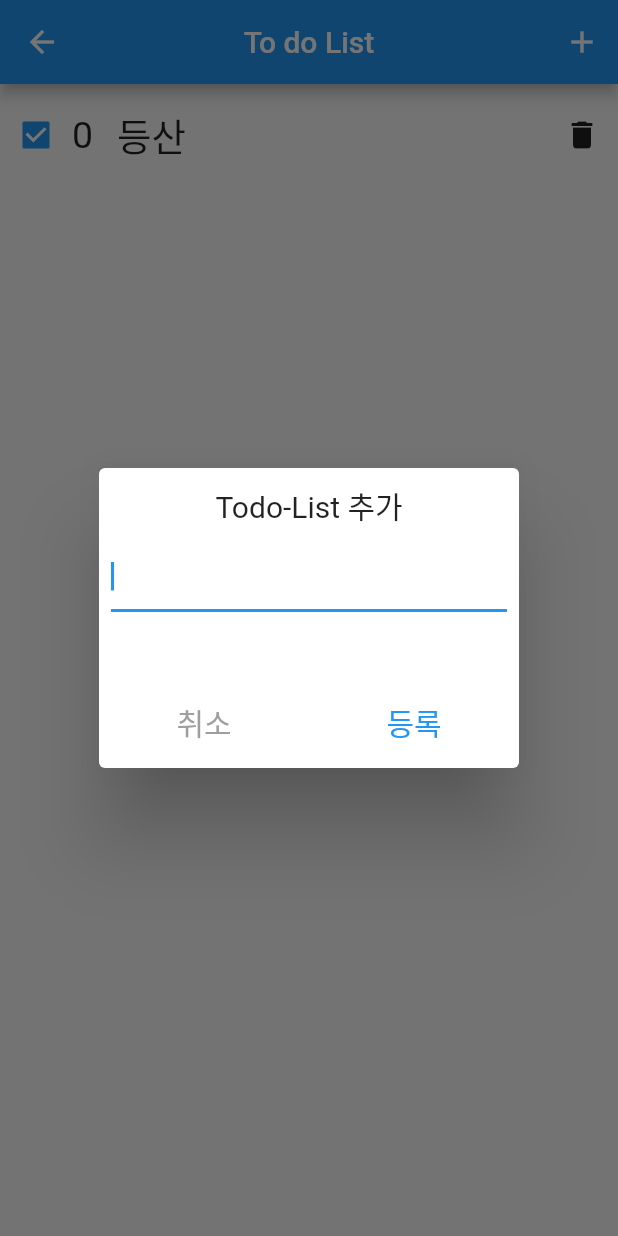
After one commit to CandleCutter/flutter_lecture_01, a Flutter app: the TodoScreen screen opened directly, after a tap on the "delete" icon, after a tap on the "add" icon, on a phone screen of 412 x 824 dp. The commit adds this screen. Run offline on Flutter 3.47's test engine with Material 2 defaults, Android fonts, the phone set to English and light mode, and no system bars.

Commit message:
news update

```diff
--- /dev/null
+++ b/lib/ch6/todo/08.todo_screen.dart
@@ -0,0 +1,171 @@
+import 'package:flutter/cupertino.dart';
+import 'package:flutter/material.dart';
+import 'package:flutter_lecture_01/ch6/todo/09.todo_model.dart';
+
+class TodoScreen extends StatefulWidget {
+  const TodoScreen({super.key});
+
+  @override
+  State<TodoScreen> createState() => _TodoScreenState();
+}
+
+class _TodoScreenState extends State<TodoScreen> {
+  List<TodoModel> todoList = [];
+  TextEditingController textEditingController = TextEditingController();
+
+  @override
+  void initState() {
+    todoList.add(TodoModel("산택", false));
+    todoList.add(TodoModel("등산", true));
+    print(todoList);
+    super.initState();
+  }
+
+  /// 상단 appbar, appbar 오른쪽 + 아이콘 버튼
+  /// + 클릭 : dialog 호출
+  /// body : singlechildScrollview
+  /// singlechildScrollview :
+  /// 함수 위젯 checkbox, 순번, name, 휴지통 아이콘 버튼
+
+  @override
+  Widget build(BuildContext context) {
+    return Scaffold(
+      appBar: AppBar(
+        centerTitle: true,
+        title: Text("To do List"),
+        actions: [
+          IconButton(
+            onPressed: () {
+              showDialog(
+                context: context,
+                builder: (context) {
+                  return _dialog();
+                },
+              ).then((value) {
+                print(value);
+                if (value == "") {
+                  return;
+                }
+                todoList.add(TodoModel(value, false));
+                setState(() {});
+              });
+            },
+            icon: const Icon(Icons.add),
+          ),
+        ],
+      ),
+      body: _body(),
+    );
+  }
+
+  Widget _body() {
+    return ListView.separated(
+      itemBuilder: (context, index) {
+        return _item(todoList[index], index);
+      },
+      separatorBuilder: (context, index) => Divider(
+        height: 1,
+        thickness: 1,
+        color: Colors.grey,
+      ),
+      itemCount: todoList.length,
+    );
+  }
+
+  Widget _item(TodoModel todoModel, int index) {
+    return Padding(
+      padding: const EdgeInsets.only(top: 10, bottom: 10),
+      child: Row(
+        children: [
+          Checkbox(
+            value: todoModel.complete,
+            onChanged: (value) {
+              todoModel.complete = value!;
+              setState(() {});
+              print(todoList);
+            },
+          ),
+          Text(
+            index.toString(),
+            style: TextStyle(fontSize: 25),
+          ),
+          const SizedBox(width: 16),
+          Expanded(
+              child: Text(
+            todoModel.name,
+            style: TextStyle(fontSize: 25),
+          )),
+          IconButton(
+            onPressed: () {
+              print(index.toString());
+              todoList.removeAt(index);
+              setState(() {});
+            },
+            icon: Icon(Icons.delete),
+          ),
+        ],
+      ),
+    );
+  }
+
+  Widget _dialog() {
+    return Dialog(
+      child: SizedBox(
+        width: 100,
+        height: 200,
+        child: Column(
+          children: [
+            const SizedBox(
+              height: 10,
+            ),
+            Text(
+              "Todo-List 추가",
+              style: TextStyle(fontSize: 20),
+            ),
+            Padding(
+              padding: const EdgeInsets.all(8.0),
+              child: TextFormField(
+                controller: textEditingController,
+                autofocus: true,
+                textInputAction: TextInputAction.done,
+                onFieldSubmitted: (value) {
+                  print("value : $value");
+                  Navigator.pop(context, textEditingController.text);
+                  textEditingController.text = "";
+                },
+              ),
+            ),
+            const Spacer(),
+            Row(
+              children: [
+                Expanded(
+                  child: TextButton(
+                      onPressed: () {
+                        Navigator.pop(context);
+                      },
+                      style: TextButton.styleFrom(
+                          minimumSize: Size(50, 60),
+                          foregroundColor: Colors.grey.shade700),
+                      child: Text("취소",
+                          style: TextStyle(color: Colors.grey, fontSize: 20))),
+                ),
+                Expanded(
+                  child: TextButton(
+                      onPressed: () {
+                        Navigator.pop(context, textEditingController.text);
+                        textEditingController.text = "";
+                      },
+                      style: TextButton.styleFrom(minimumSize: Size(50, 60)),
+                      child: Text(
+                        "등록",
+                        style: TextStyle(fontSize: 20),
+                      )),
+                )
+              ],
+            )
+          ],
+        ),
+      ),
+    );
+  }
+}
--- /dev/null
+++ b/lib/ch6/todo/09.todo_model.dart
@@ -0,0 +1,14 @@
+///데이터 클래스
+///특정 데이터를 담을 수 있는 클래스
+
+class TodoModel{
+  String name;
+  bool complete;
+
+  TodoModel(this.name, this.complete);
+
+  @override
+  String toString() {
+    return 'TodoModel{name: $name, complete: $complete}';
+  }
+}
--- a/lib/home_screen.dart
+++ b/lib/home_screen.dart
@@ -18,6 +18,7 @@ import 'ch5/03.default_tab_controller_screen.dart';
 import 'ch5/04.ui_exam_screen.dart';
 import 'ch6/01.route_screen.dart';
 import 'ch6/07.dialog_screen.dart';
+import 'ch6/todo/08.todo_screen.dart';
 
 class HomeScreen extends StatefulWidget {
   const HomeScreen({super.key});
@@ -61,6 +62,7 @@ class _HomeScreenState extends State<HomeScreen> {
                 name: "BottomNavigationBarScreen"),
             button(page: RouteScreen(), name: "RouteScreen"),
             button(page: DialogScreen(), name: "DialogScreen"),
+            button(page: TodoScreen(), name: "TodoScreen"),
 
             ElevatedButton(
                 onPressed: () {
```
Also changed, not shown: lib/ch7/news/news_model.dart (added).
